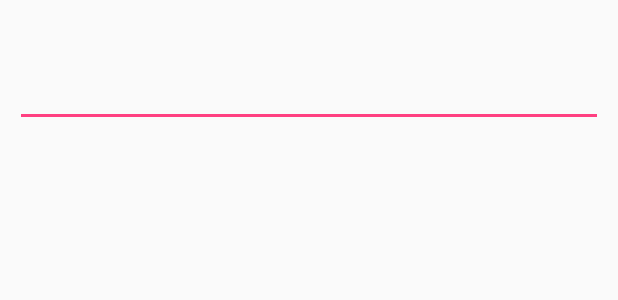
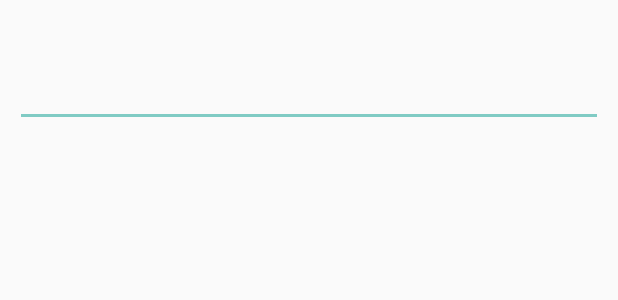
Before and after one commit to bradleyfowler123/gecko, an Android app: the layout input_prompt.xml on its own in the app's theme, with its tools: preview values and no code run, on a phone screen of 412 x 824 dp. Shown: the top 300 px of the screen. Run offline under Robolectric (Android 15) with nearby library versions, the phone set to English and light mode, and no system bars; network calls fail.

```diff
--- a/app/src/main/java/com/auton/bradley/myfe/MainActivity.java
+++ b/app/src/main/java/com/auton/bradley/myfe/MainActivity.java
@@ -1,5 +1,6 @@
 package com.auton.bradley.myfe;
 
+import android.app.Activity;
 import android.content.Intent;
 import android.support.design.widget.TabLayout;
 import android.support.v7.app.AppCompatActivity;
--- a/app/src/main/java/com/auton/bradley/myfe/RegisterActivity.java
+++ b/app/src/main/java/com/auton/bradley/myfe/RegisterActivity.java
@@ -54,9 +54,9 @@ public class RegisterActivity extends AppCompatActivity {
                                 Intent intent = new Intent(RegisterActivity.this, LoginActivity.class);
                                 RegisterActivity.this.startActivity(intent);
                             } else {
-                                AlertDialog.Builder builder = new AlertDialog.Builder(getBaseContext());
+                                AlertDialog.Builder builder = new AlertDialog.Builder(RegisterActivity.this);
                                 builder.setMessage("Register Failed! Email already registered")
-                                        .setNegativeButton("Retry", null)
+                                        .setNegativeButton("Ok", null)
                                         .create()
                                         .show();
                             }
--- a/app/src/main/res/layout/input_prompt.xml
+++ b/app/src/main/res/layout/input_prompt.xml
@@ -3,7 +3,8 @@
     android:layout_width="fill_parent"
     android:layout_height="fill_parent"
     android:orientation="vertical"
-    android:padding="10dp">
+    android:padding="10dp"
+    android:theme="@style/Theme.AppCompat.Dialog">
 
     <TextView
         android:layout_width="match_parent"
--- a/app/src/main/res/menu/menu_login.xml
+++ b/app/src/main/res/menu/menu_login.xml
@@ -7,4 +7,5 @@
         android:title="@string/action_close"
         android:icon="@drawable/ic_close_grey"
         app:showAsAction="ifRoom" />
+
 </menu>
```
